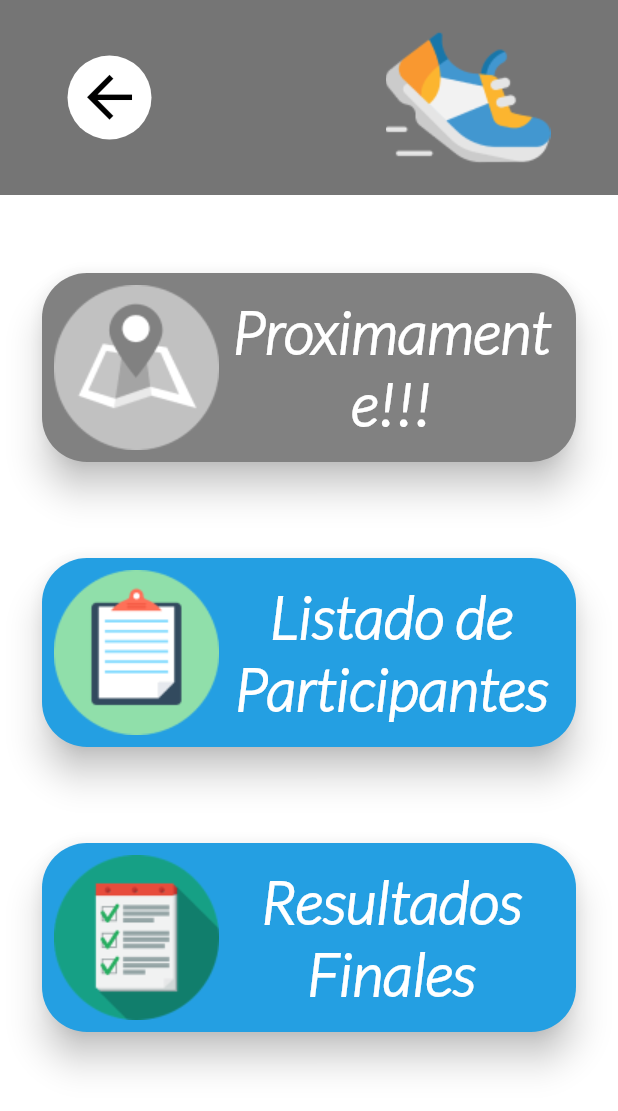
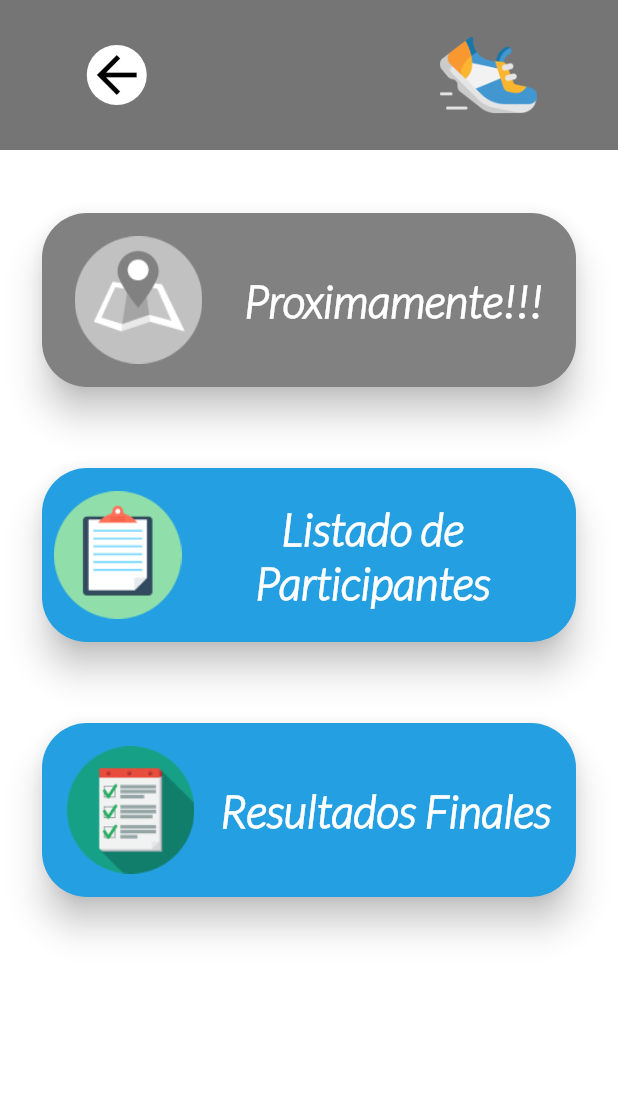
Before and after one commit to neoxeonksis/TimingConcept, a Flutter app: the EventoPage screen opened directly with empty values, on a phone screen of 412 x 824 dp. Shown: the top 1111 px of the screen. Run offline on Flutter 3.47's test engine with Material 2 defaults, Android fonts, the phone set to English and light mode, and no system bars; network calls fail.

Commit message:
Arreglo y cambio en el tamaño de Screen's

```diff
--- a/lib/main.dart
+++ b/lib/main.dart
@@ -13,7 +13,7 @@ class MyApp extends StatelessWidget {
   @override
   Widget build(BuildContext context) {
     SystemChrome.setPreferredOrientations([
-      DeviceOrientation.portraitUp,
+      DeviceOrientation.portraitUp
     ]);
     return MaterialApp(
       title: 'TimingReady',
--- a/lib/src/pages/evento_page.dart
+++ b/lib/src/pages/evento_page.dart
@@ -32,32 +32,35 @@ class _EventoPageState extends State<EventoPage> {
         ),
       ),
       backgroundColor: Colors.white,
-      body: Column(
+      body: SingleChildScrollView(
+        child: Column(
           children: <Widget>[
             _encabezadoDetalle(eventoData, AssetImage("assets/icon/atletismo.png")),
-           SizedBox(height: 40.0),
+             SizedBox(height: 30.0),
              Container(
                foregroundDecoration: BoxDecoration(
                  color: Colors.grey,
                  backgroundBlendMode: BlendMode.saturation
                ),
                child: _mapaInteractivo(AssetImage("assets/icon/mapa_interactivo.png"), "Proximamente!!!")),
-           SizedBox(height: 40.0),
+             SizedBox(height: 30.0),
              _listadoParticipantes(AssetImage("assets/icon/lista_participantes.png"), "Listado de Participantes"),
-           SizedBox(height: 40.0),
+             SizedBox(height: 30.0),
              _resultadosFinales(AssetImage("assets/icon/resultados_finales.png"), "Resultados Finales")
           ],
+        ),
       ),
     );
   }
 
   Widget _backBottom() {
     return FloatingActionButton(
+      mini: true,
       elevation: 0.0,
       backgroundColor: Colors.white,
       child: Icon(
         Icons.arrow_back,
-        size: 45.0,
+        size: 40.0,
         color: Colors.black,
       ),
       onPressed: (){
@@ -81,19 +84,20 @@ class _EventoPageState extends State<EventoPage> {
                 child: Text(evento.nombreEvento,
                 textAlign: TextAlign.center,
                 maxLines: 3,
-                  softWrap: true,
+                  //softWrap: true,
                   style: TextStyle(
                     color: Colors.white,
                     fontFamily: "Lato",
                     fontStyle: FontStyle.italic,
-                    fontSize: 30.0,
+                    fontSize: 28.0,
                     fontWeight: FontWeight.bold
                   ),
                 ),
               ),
             ),
             Image(image: image,
-            fit: BoxFit.cover,
+            height: 80,
+            width: 65,
             ),
           ],
         ),
@@ -116,7 +120,10 @@ class _EventoPageState extends State<EventoPage> {
             child: Row(
               mainAxisAlignment: MainAxisAlignment.spaceAround,
               children: <Widget>[
-                Image(image: icono),
+                Image(image: icono,
+                height: 100,
+                width: 85,
+                ),
                 Flexible(
                   child: Text(nombre,
                   textAlign: TextAlign.center,
@@ -126,7 +133,7 @@ class _EventoPageState extends State<EventoPage> {
                       color: Colors.white,
                       fontFamily: "Lato",
                       fontStyle: FontStyle.italic,
-                      fontSize: 40.0,
+                      fontSize: 30.0,
                       fontWeight: FontWeight.bold
                     ),
                   ),
@@ -154,7 +161,10 @@ class _EventoPageState extends State<EventoPage> {
             child: Row(
               mainAxisAlignment: MainAxisAlignment.spaceAround,
               children: <Widget>[
-                Image(image: icono),
+                Image(image: icono,
+                height: 100,
+                width: 85,
+                ),
                 Flexible(
                   child: Text(nombre,
                   textAlign: TextAlign.center,
@@ -164,7 +174,7 @@ class _EventoPageState extends State<EventoPage> {
                       color: Colors.white,
                       fontFamily: "Lato",
                       fontStyle: FontStyle.italic,
-                      fontSize: 40.0,
+                      fontSize: 30.0,
                       fontWeight: FontWeight.bold
                     ),
                   ),
@@ -192,7 +202,10 @@ class _EventoPageState extends State<EventoPage> {
             child: Row(
               mainAxisAlignment: MainAxisAlignment.spaceAround,
               children: <Widget>[
-                Image(image: icono),
+                Image(image: icono,
+                height: 100,
+                width: 85,
+                ),
                 Flexible(
                   child: Text(nombre,
                   textAlign: TextAlign.center,
@@ -202,7 +215,7 @@ class _EventoPageState extends State<EventoPage> {
                       color: Colors.white,
                       fontFamily: "Lato",
                       fontStyle: FontStyle.italic,
-                      fontSize: 40.0,
+                      fontSize: 30.0,
                       fontWeight: FontWeight.bold
                     ),
                   ),
```
Also changed, not shown: lib/src/pages/detalle_participante.dart (+26 -1 lines), lib/src/pages/home_page.dart (+18 -4 lines), lib/src/pages/participantes_page.dart (+35 -14 lines), lib/src/pages/resultados_finales.dart (+14 -1 lines). Lines whose indentation alone changed are shown as unchanged.
